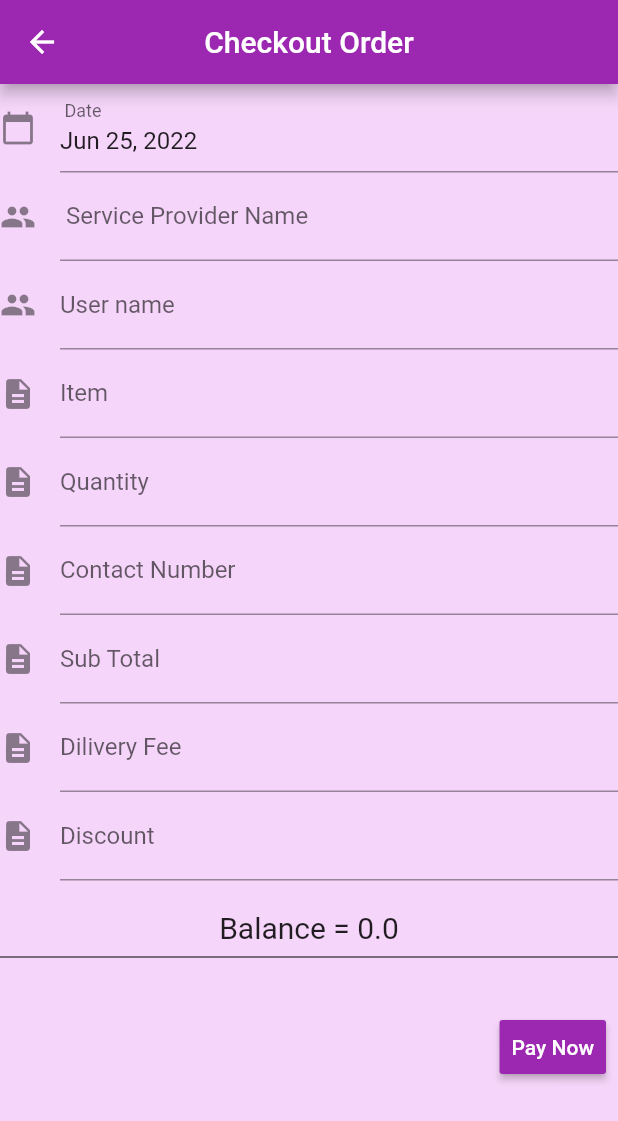
After one commit to Piumi-Dissanayake/paymentallconnect, a Flutter app: the checkoutorder screen opened by its route, after a tap on "Pay Now", on a phone screen of 412 x 824 dp. The commit adds this screen. Shown: the top 1121 px of the screen. Run offline on Flutter 3.47's test engine with Material 2 defaults, Android fonts, the phone set to English and light mode, and no system bars; drawn by our look-alikes of date_time_picker; our stand-ins replace cloud_firestore, firebase_core, get; missing offline and left inert: flutter_stripe; accounts and stored records are empty.

Commit message:
add order part

```diff
--- a/lib/MainDrawer.dart
+++ b/lib/MainDrawer.dart
@@ -59,6 +59,16 @@ class _MainDrawerState extends State<MainDrawer> {
               Navigator.pushNamed(context, '/receipt');
             },
           ),
+          ListTile(
+            leading: Icon(Icons.receipt),
+            title: Text(
+              'Order Receipts',
+              style: TextStyle(fontSize: 18),
+            ),
+            onTap: () {
+              Navigator.pushNamed(context, '/order_receipt');
+            },
+          ),
           /* ListTile(
             leading: Icon(Icons.receipt),
             title: Text(
--- /dev/null
+++ b/lib/checkout_order.dart
@@ -0,0 +1,214 @@
+import 'package:cloud_firestore/cloud_firestore.dart';
+import 'package:date_time_picker/date_time_picker.dart';
+import 'package:flutter/material.dart';
+import 'package:paymentallconnect/checkout_receipt.dart';
+
+class checkoutorder extends StatefulWidget {
+  const checkoutorder({Key? key}) : super(key: key);
+
+  @override
+  State<checkoutorder> createState() => _checkoutorderState();
+}
+
+class _checkoutorderState extends State<checkoutorder> {
+  var _date = DateTime.now().toString();
+  TextEditingController _ServiceProviderID = new TextEditingController();
+  TextEditingController _UserName = new TextEditingController();
+  TextEditingController _Item = new TextEditingController();
+  TextEditingController _Quantity = new TextEditingController();
+  TextEditingController _ContactNumber = new TextEditingController();
+  TextEditingController _SubTotal = new TextEditingController();
+  TextEditingController _DiliveryFee = new TextEditingController();
+  TextEditingController _Discount = new TextEditingController();
+  TextEditingController _balance = new TextEditingController();
+
+  double subTotal = 0.0;
+
+  double diliveryFee = 0.0;
+
+  double discountValue = 0.0;
+
+  double resultValue = 0.0;
+
+  double balanceValue = 0.0;
+
+  @override
+  Widget build(BuildContext context) => Scaffold(
+      backgroundColor: Color.fromARGB(255, 245, 213, 249),
+      appBar: AppBar(
+        title: Text('Checkout Order'),
+        centerTitle: true,
+        backgroundColor: Colors.purple,
+      ),
+      body: SingleChildScrollView(
+          child: Column(children: [
+        DateTimePicker(
+          initialValue: DateTime.now().toString(),
+          firstDate: DateTime(2000),
+          lastDate: DateTime(2100),
+          icon: Icon(Icons.calendar_today),
+          dateLabelText: ' Date',
+          onChanged: (val) {
+            print(_date);
+            setState(() {
+              _date = val.toString().substring(0, 10);
+            });
+            print(_date);
+          },
+          validator: (val) {
+            return null;
+          },
+          onSaved: (val) {},
+        ),
+        Padding(
+            padding: const EdgeInsets.all(0.0),
+            child: TextField(
+                controller: _ServiceProviderID,
+                decoration: InputDecoration(
+                    icon: Icon(Icons.people),
+                    labelText: ' Service Provider Name'))),
+        Padding(
+            padding: const EdgeInsets.all(0.0),
+            child: TextField(
+                controller: _UserName,
+                decoration: InputDecoration(
+                    icon: Icon(Icons.people), labelText: 'User name'))),
+        Padding(
+            padding: const EdgeInsets.all(0.0),
+            child: TextField(
+                controller: _Item,
+                decoration: InputDecoration(
+                    icon: Icon(Icons.description), labelText: 'Item '))),
+        Padding(
+            padding: const EdgeInsets.all(0.0),
+            child: TextField(
+                controller: _Quantity,
+                decoration: InputDecoration(
+                    icon: Icon(Icons.description), labelText: 'Quantity '))),
+        Padding(
+            padding: const EdgeInsets.all(0.0),
+            child: TextField(
+                controller: _ContactNumber,
+                decoration: InputDecoration(
+                    icon: Icon(Icons.description),
+                    labelText: 'Contact Number'))),
+        Padding(
+            padding: const EdgeInsets.all(0.0),
+            child: TextField(
+                controller: _SubTotal,
+                decoration: InputDecoration(
+                    icon: Icon(Icons.description), labelText: 'Sub Total'))),
+        Padding(
+            padding: const EdgeInsets.all(0.0),
+            child: TextField(
+                controller: _DiliveryFee,
+                decoration: InputDecoration(
+                    icon: Icon(Icons.description), labelText: 'Dilivery Fee'))),
+        Padding(
+            padding: const EdgeInsets.all(0.0),
+            child: TextField(
+                controller: _Discount,
+                decoration: InputDecoration(
+                    icon: Icon(Icons.description), labelText: 'Discount'))),
+        SizedBox(
+          height: 20,
+        ),
+        Text("Balance = $balanceValue",
+            style: TextStyle(
+              fontSize: 20,
+            )),
+        Divider(color: Colors.black),
+        SizedBox(
+          height: 20,
+        ),
+        ButtonBar(
+          children: [
+            RaisedButton(
+              child: Text("Pay Now"),
+              textColor: Colors.white,
+              color: Colors.purple,
+              onPressed: () {
+                subTotal = double.parse(_SubTotal.text);
+                diliveryFee = double.parse(_DiliveryFee.text);
+                discountValue = double.parse(_Discount.text);
+
+                resultValue = ((subTotal + diliveryFee) - discountValue);
+
+                setState(() {
+                  balanceValue = resultValue;
+                });
+
+                final ServiceProviderID = _ServiceProviderID.text;
+                final UserName = _UserName.text;
+                final Item = _Item.text;
+                final Quantity = _Quantity.text;
+                final ContactNumber = _ContactNumber.text;
+                final SubTotal = _SubTotal.text;
+                final DiliveryFee = _DiliveryFee.text;
+                final Discount = _Discount.text;
+                final Balance = resultValue.toString();
+                final Date = _date;
+
+                createUser(
+                  ServiceProviderID: ServiceProviderID,
+                  UserName: UserName,
+                  Item: Item,
+                  Quantity: Quantity,
+                  ContactNumber: ContactNumber,
+                  SubTotal: SubTotal,
+                  DiliveryFee: DiliveryFee,
+                  Discount: Discount,
+                  Balance: Balance,
+                  Date: Date,
+                );
+
+                print("the selected date is ${_date}");
+                Navigator.of(context).push(MaterialPageRoute(
+                    builder: (context) => checkoutreceipt(
+                          ServiceProviderID: _ServiceProviderID.text,
+                          UserName: _UserName.text,
+                          Item: _Item.text,
+                          Quantity: _Quantity.text,
+                          ContactNumber: _ContactNumber.text,
+                          SubTotal: _SubTotal.text,
+                          DiliveryFee: _DiliveryFee.text,
+                          Discount: _Discount.text,
+                          Balance: resultValue.toString(),
+                          Date: _date,
+                        )));
+              },
+            ),
+          ],
+        )
+      ])));
+
+  Future createUser(
+      {required String ServiceProviderID,
+      UserName,
+      Item,
+      Quantity,
+      ContactNumber,
+      SubTotal,
+      DiliveryFee,
+      Discount,
+      Balance,
+      Date}) async {
+    final docUser =
+        FirebaseFirestore.instance.collection('orderpayments').doc();
+    final json = {
+      'serviceProviderID': ServiceProviderID,
+      'userName': UserName,
+      'Item': Item,
+      'Quantity': Quantity,
+      'ContactNumber': ContactNumber,
+      'SubTotal': SubTotal,
+      'DiliveryFee': DiliveryFee,
+      'discount': Discount,
+      'balance': Balance,
+      'date': Date,
+    };
+
+    /// Create doc & write data to Firebase
+    await docUser.set(json);
+  }
+}
--- /dev/null
+++ b/lib/checkout_receipt.dart
@@ -0,0 +1,93 @@
+import 'package:cloud_firestore/cloud_firestore.dart';
+import 'package:flutter/material.dart';
+import 'package:date_time_picker/date_time_picker.dart';
+import 'package:paymentallconnect/carddetails.dart';
+import 'package:paymentallconnect/checkout_order.dart';
+import 'package:paymentallconnect/gateway.dart';
+
+class checkoutreceipt extends StatelessWidget {
+  String Date,
+      ServiceProviderID,
+      UserName,
+      Item,
+      Quantity,
+      ContactNumber,
+      SubTotal,
+      DiliveryFee,
+      Discount,
+      Balance;
+
+  checkoutreceipt({
+    required this.Date,
+    required this.ServiceProviderID,
+    required this.UserName,
+    required this.Item,
+    required this.Quantity,
+    required this.ContactNumber,
+    required this.SubTotal,
+    required this.DiliveryFee,
+    required this.Discount,
+    required this.Balance,
+  });
+
+  @override
+  Widget build(BuildContext context) {
+    return Scaffold(
+      backgroundColor: Color.fromARGB(255, 245, 213, 249),
+      appBar: AppBar(
+        title: Text('Receipt'),
+        centerTitle: true,
+        backgroundColor: Colors.purple,
+      ),
+      body: Center(
+          child: Column(
+              mainAxisAlignment: MainAxisAlignment.center,
+              crossAxisAlignment: CrossAxisAlignment.center,
+              children: <Widget>[
+            Text('Date : ${Date}'),
+            Text('Service Provider ID : ${ServiceProviderID}'),
+            Text('User Name : ${UserName}'),
+            Text('Item : ${Item}'),
+            Text('Item : ${Quantity}'),
+            Text('Contact Number : ${ContactNumber}'),
+            SizedBox(
+              height: 20,
+            ),
+            Text('Sub Total : ${SubTotal}'),
+            Text('Dilivery Fee : ${DiliveryFee}'),
+            Text('Discount : ${Discount}'),
+            Text('Balance : ${Balance}'),
+            SizedBox(height: 20),
+            Divider(color: Colors.black),
+            ButtonBar(
+              children: [
+                RaisedButton(
+                  child: Text("Pay"),
+                  textColor: Colors.white,
+                  color: Colors.purple,
+                  onPressed: () {
+                    Navigator.push(
+                      context,
+                      MaterialPageRoute(builder: (context) => (Gateway())),
+                    );
+                  },
+                ),
+                RaisedButton(
+                  child: Text("Report"),
+                  textColor: Colors.white,
+                  color: Colors.purple,
+                  onPressed: () async {
+                    CollectionReference _collectionRef =
+                        FirebaseFirestore.instance.collection('orderpayments');
+                    QuerySnapshot querySnapshot = await _collectionRef.get();
+                    final allData =
+                        querySnapshot.docs.map((doc) => doc.data()).toList();
+                    print(allData);
+                  },
+                ),
+              ],
+            )
+          ])),
+    );
+  }
+}
--- a/lib/gateway.dart
+++ b/lib/gateway.dart
@@ -11,7 +11,12 @@ import 'package:paymentallconnect/controller/payment_controller.dart';
 import 'package:paymentallconnect/success.dart';
 
 class Gateway extends StatelessWidget {
-  const Gateway({Key? key}) : super(key: key);
+  /*String Balance;
+
+  Gateway({
+required this.Balance,
+  });*/
+  //const Gateway({Key? key}) : super(key: key);
 
   @override
   Widget build(BuildContext context) {
--- a/lib/main.dart
+++ b/lib/main.dart
@@ -10,6 +10,7 @@ import 'package:firebase_core/firebase_core.dart';
 import 'package:flutter/material.dart';
 import 'package:paymentallconnect/MainDrawer.dart';
 import 'package:paymentallconnect/carddetails.dart';
+import 'package:paymentallconnect/checkout_order.dart';
 import 'package:paymentallconnect/fail.dart';
 import 'package:paymentallconnect/gateway.dart';
 import 'package:paymentallconnect/receipt.dart';
@@ -30,6 +31,7 @@ Future<void> main() async {
     routes: {
       '/': (context) => HomeScreen(),
       '/receipt': (context) => Receipts(),
+      '/order_receipt': (context) => checkoutorder(),
       // '/carddetails': (context) => CardDetails(),
       '/success': (context) => SucessPayment(),
       '/fail': (context) => FailedPayments(),
--- a/pubspec.yaml
+++ b/pubspec.yaml
@@ -43,6 +43,10 @@ dependencies:
   http: ^0.13.3
   flutter_stripe: ^1.3.0
   get: ^4.6.1
+  firebase_auth: ^3.3.8
+  fluttertoast: ^8.0.9
+
+
 
 dev_dependencies:
   flutter_test:
```
Also changed, not shown: lib/report.dart (+13 -4 lines), pubspec.lock.
